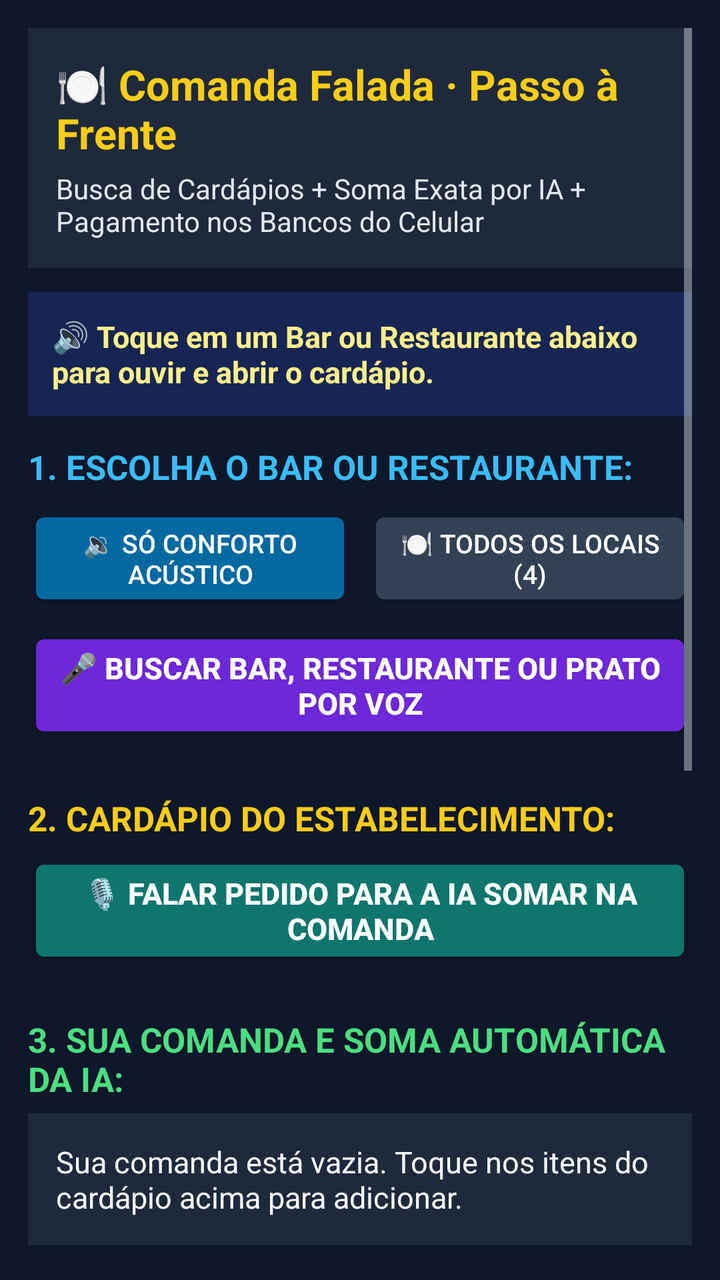
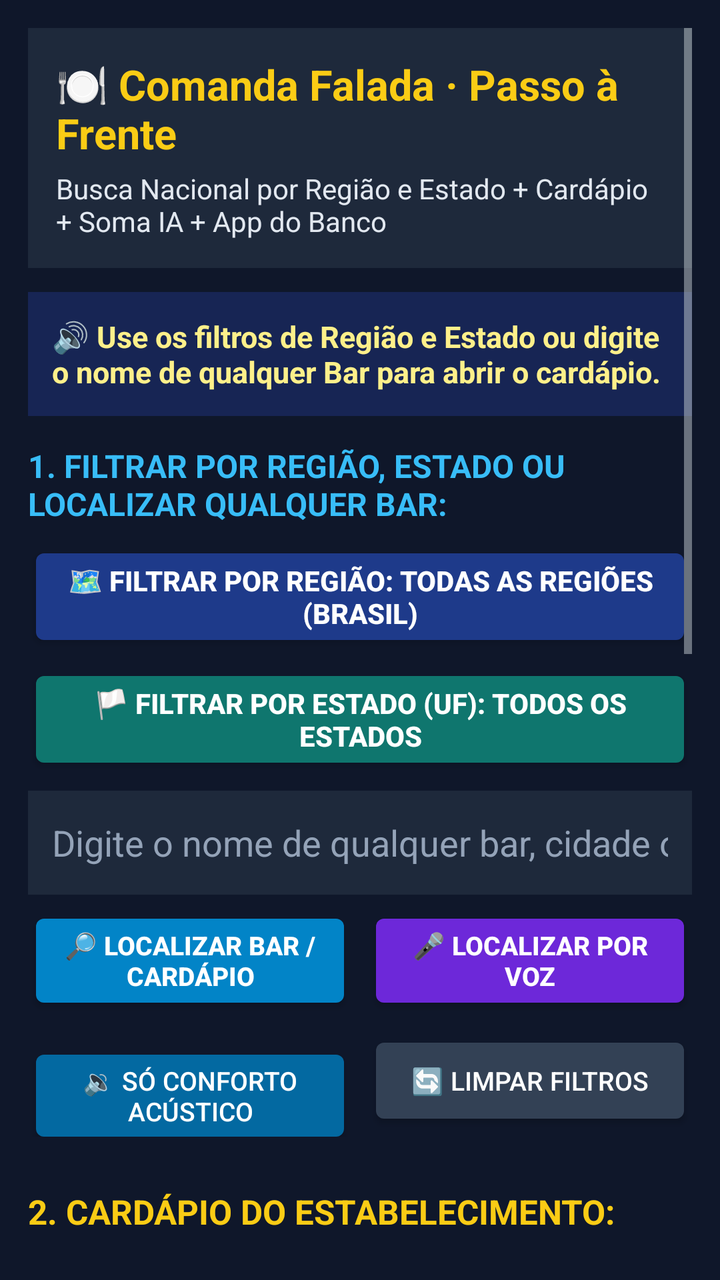

Before-and-after screenshots of an Android layout around one commit, followed by the original layout XML and the change that was made.
<!-- AndroidManifest.xml: application theme android:Theme.DeviceDefault.NoActionBar -->
<!-- res/layout/activity_main.xml -->
<?xml version="1.0" encoding="utf-8"?>
<ScrollView xmlns:android="http://schemas.android.com/apk/res/android"
    android:layout_width="match_parent"
    android:layout_height="match_parent"
    android:padding="14dp"
    android:background="#0F172A">

    <LinearLayout
        android:layout_width="match_parent"
        android:layout_height="wrap_content"
        android:orientation="vertical">

        
        <LinearLayout
            android:layout_width="match_parent"
            android:layout_height="wrap_content"
            android:orientation="vertical"
            android:background="#1E293B"
            android:padding="14dp"
            android:layout_marginBottom="12dp">

            <TextView
                android:id="@+id/tvTitulo"
                android:layout_width="match_parent"
                android:layout_height="wrap_content"
                android:text="🍽️ Comanda Falada · Passo à Frente"
                android:textSize="21sp"
                android:textStyle="bold"
                android:textColor="#FACC15"
                android:contentDescription="Aplicativo Comanda Falada, Passo à Frente. Busca de cardápios em bares e restaurantes, soma inteligente da comanda e pagamento Pix nos bancos do celular." />

            <TextView
                android:id="@+id/tvSubtitulo"
                android:layout_width="match_parent"
                android:layout_height="wrap_content"
                android:text="Busca de Cardápios + Soma Exata por IA + Pagamento nos Bancos do Celular"
                android:textSize="14sp"
                android:textColor="#E2E8F0"
                android:layout_marginTop="4dp" />
        </LinearLayout>

        
        <TextView
            android:id="@+id/tvResultado"
            android:layout_width="match_parent"
            android:layout_height="wrap_content"
            android:background="#172554"
            android:padding="12dp"
            android:text="🔊 Toque em um Bar ou Restaurante abaixo para ouvir e abrir o cardápio."
            android:textSize="15sp"
            android:textStyle="bold"
            android:textColor="#FEF08A"
            android:accessibilityLiveRegion="polite"
            android:layout_marginBottom="14dp" />

        
        <TextView
            android:layout_width="match_parent"
            android:layout_height="wrap_content"
            android:text="1. ESCOLHA O BAR OU RESTAURANTE:"
            android:textSize="17sp"
            android:textStyle="bold"
            android:textColor="#38BDF8"
            android:layout_marginBottom="8dp" />

        <LinearLayout
            android:layout_width="match_parent"
            android:layout_height="wrap_content"
            android:orientation="horizontal"
            android:layout_marginBottom="8dp">

            <Button
                android:id="@+id/btnFiltroAcustico"
                android:layout_width="0dp"
                android:layout_height="wrap_content"
                android:layout_weight="1"
                android:minHeight="52dp"
                android:text="🔉 Só Conforto Acústico"
                android:textSize="13sp"
                android:textColor="#FFFFFF"
                android:backgroundTint="#0369A1"
                android:layout_marginEnd="4dp" />

            <Button
                android:id="@+id/btnFiltroTodos"
                android:layout_width="0dp"
                android:layout_height="wrap_content"
                android:layout_weight="1"
                android:minHeight="52dp"
                android:text="🍽️ Todos os Locais (4)"
                android:textSize="13sp"
                android:textColor="#FFFFFF"
                android:backgroundTint="#334155"
                android:layout_marginStart="4dp" />
        </LinearLayout>

        <Button
            android:id="@+id/btnBuscarVozLocal"
            android:layout_width="match_parent"
            android:layout_height="wrap_content"
            android:minHeight="54dp"
            android:text="🎤 Buscar Bar, Restaurante ou Prato por Voz"
            android:textSize="15sp"
            android:textStyle="bold"
            android:textColor="#FFFFFF"
            android:backgroundTint="#6D28D9"
            android:layout_marginBottom="10dp" />

        
        <LinearLayout
            android:id="@+id/containerEstabelecimentos"
            android:layout_width="match_parent"
            android:layout_height="wrap_content"
            android:orientation="vertical"
            android:layout_marginBottom="16dp" />

        
        <TextView
            android:id="@+id/tvTituloCardapio"
            android:layout_width="match_parent"
            android:layout_height="wrap_content"
            android:text="2. CARDÁPIO DO ESTABELECIMENTO:"
            android:textSize="17sp"
            android:textStyle="bold"
            android:textColor="#FACC15"
            android:layout_marginBottom="6dp" />

        <Button
            android:id="@+id/btnPedirPorVoz"
            android:layout_width="match_parent"
            android:layout_height="wrap_content"
            android:minHeight="54dp"
            android:text="🎙️ Falar Pedido para a IA Somar na Comanda"
            android:textSize="15sp"
            android:textStyle="bold"
            android:textColor="#FFFFFF"
            android:backgroundTint="#0F766E"
            android:layout_marginBottom="8dp" />

        
        <LinearLayout
            android:id="@+id/containerCardapio"
            android:layout_width="match_parent"
            android:layout_height="wrap_content"
            android:orientation="vertical"
            android:layout_marginBottom="16dp" />

        
        <TextView
            android:layout_width="match_parent"
            android:layout_height="wrap_content"
            android:text="3. SUA COMANDA E SOMA AUTOMÁTICA DA IA:"
            android:textSize="17sp"
            android:textStyle="bold"
            android:textColor="#4ADE80"
            android:layout_marginBottom="6dp" />

        <TextView
            android:id="@+id/tvResumoComanda"
            android:layout_width="match_parent"
            android:layout_height="wrap_content"
            android:background="#1E293B"
            android:padding="14dp"
            android:text="Sua comanda está vazia. Toque nos itens do cardápio acima para adicionar."
            android:textSize="15sp"
            android:textColor="#F8FAFC"
            android:layout_marginBottom="8dp" />

        <LinearLayout
            android:layout_width="match_parent"
            android:layout_height="wrap_content"
            android:orientation="horizontal"
            android:layout_marginBottom="10dp">

            <Button
                android:id="@+id/btnOuvirComanda"
                android:layout_width="0dp"
                android:layout_height="wrap_content"
                android:layout_weight="1"
                android:minHeight="52dp"
                android:text="🔊 Ouvir Soma"
                android:textSize="14sp"
                android:textColor="#FFFFFF"
                android:backgroundTint="#1D4ED8"
                android:layout_marginEnd="4dp" />

            <Button
                android:id="@+id/btnAlterarTeto"
                android:layout_width="0dp"
                android:layout_height="wrap_content"
                android:layout_weight="1"
                android:minHeight="52dp"
                android:text="🎯 Teto: R$ 100"
                android:textSize="14sp"
                android:textColor="#FFFFFF"
                android:backgroundTint="#4338CA"
                android:layout_marginStart="4dp"
                android:layout_marginEnd="4dp" />

            <Button
                android:id="@+id/btnLimparComanda"
                android:layout_width="0dp"
                android:layout_height="wrap_content"
                android:layout_weight="1"
                android:minHeight="52dp"
                android:text="🗑️ Limpar"
                android:textSize="14sp"
                android:textColor="#FFFFFF"
                android:backgroundTint="#991B1B"
                android:layout_marginStart="4dp" />
        </LinearLayout>

        
        <TextView
            android:layout_width="match_parent"
            android:layout_height="wrap_content"
            android:text="4. PAGAMENTO PIX NOS BANCOS DO SEU CELULAR:"
            android:textSize="17sp"
            android:textStyle="bold"
            android:textColor="#FACC15"
            android:layout_marginBottom="6dp" />

        <Button
            android:id="@+id/btnPagarBanco"
            android:layout_width="match_parent"
            android:layout_height="wrap_content"
            android:minHeight="64dp"
            android:text="🏦 COPIAR PIX E ABRIR APP DO BANCO NO CELULAR"
            android:textSize="16sp"
            android:textStyle="bold"
            android:textColor="#FFFFFF"
            android:backgroundTint="#15803D"
            android:layout_marginBottom="8dp" />

        <LinearLayout
            android:id="@+id/containerBancosInstalados"
            android:layout_width="match_parent"
            android:layout_height="wrap_content"
            android:orientation="vertical"
            android:layout_marginBottom="18dp" />

        
        <TextView
            android:layout_width="match_parent"
            android:layout_height="wrap_content"
            android:text="5. CASOS DE TESTE DA DISCIPLINA (AI4GOOD):"
            android:textSize="15sp"
            android:textStyle="bold"
            android:textColor="#94A3B8"
            android:layout_marginBottom="6dp" />

        <Button
            android:id="@+id/btnCaso1"
            android:layout_width="match_parent"
            android:layout_height="wrap_content"
            android:minHeight="48dp"
            android:text="Caso 1: Buscar Bar com Conforto Acústico"
            android:textSize="14sp"
            android:textColor="#FFFFFF"
            android:backgroundTint="#334155"
            android:layout_marginBottom="6dp" />

        <Button
            android:id="@+id/btnCaso2"
            android:layout_width="match_parent"
            android:layout_height="wrap_content"
            android:minHeight="48dp"
            android:text="Caso 2: Pedido Caldinho + Suco (R$ 22,00) e Pix"
            android:textSize="14sp"
            android:textColor="#FFFFFF"
            android:backgroundTint="#334155"
            android:layout_marginBottom="6dp" />

        <Button
            android:id="@+id/btnCaso3"
            android:layout_width="match_parent"
            android:layout_height="wrap_content"
            android:minHeight="48dp"
            android:text="Caso 3: Testar Ruído de Bar (Onde a IA Erra)"
            android:textSize="14sp"
            android:textColor="#FFFFFF"
            android:backgroundTint="#334155"
            android:layout_marginBottom="16dp" />

    </LinearLayout>
</ScrollView>
<!-- resources referenced by this layout -->
<resources>

</resources>

<!-- the commit's change to res/layout/activity_main.xml (unified diff, before → after) -->
@@ -27,13 +27,13 @@
                 android:textSize="21sp"
                 android:textStyle="bold"
                 android:textColor="#FACC15"
-                android:contentDescription="Aplicativo Comanda Falada, Passo à Frente. Busca de cardápios em bares e restaurantes, soma inteligente da comanda e pagamento Pix nos bancos do celular." />
+                android:contentDescription="Aplicativo Comanda Falada, Passo à Frente. Localize qualquer bar ou restaurante do Brasil com filtro por região e por estado, ouça o cardápio, some a comanda pela IA e pague nos bancos do celular." />
 
             <TextView
                 android:id="@+id/tvSubtitulo"
                 android:layout_width="match_parent"
                 android:layout_height="wrap_content"
-                android:text="Busca de Cardápios + Soma Exata por IA + Pagamento nos Bancos do Celular"
+                android:text="Busca Nacional por Região e Estado + Cardápio + Soma IA + App do Banco"
                 android:textSize="14sp"
                 android:textColor="#E2E8F0"
                 android:layout_marginTop="4dp" />
@@ -46,7 +46,7 @@
             android:layout_height="wrap_content"
             android:background="#172554"
             android:padding="12dp"
-            android:text="🔊 Toque em um Bar ou Restaurante abaixo para ouvir e abrir o cardápio."
+            android:text="🔊 Use os filtros de Região e Estado ou digite o nome de qualquer Bar para abrir o cardápio."
             android:textSize="15sp"
             android:textStyle="bold"
             android:textColor="#FEF08A"
@@ -57,11 +57,52 @@
         <TextView
             android:layout_width="match_parent"
             android:layout_height="wrap_content"
-            android:text="1. ESCOLHA O BAR OU RESTAURANTE:"
-            android:textSize="17sp"
+            android:text="1. FILTRAR POR REGIÃO, ESTADO OU LOCALIZAR QUALQUER BAR:"
+            android:textSize="16sp"
             android:textStyle="bold"
             android:textColor="#38BDF8"
             android:layout_marginBottom="8dp" />
+
+        
+        <Button
+            android:id="@+id/btnFiltroRegiao"
+            android:layout_width="match_parent"
+            android:layout_height="wrap_content"
+            android:minHeight="54dp"
+            android:text="🗺️ Filtrar por Região: Todas as Regiões (Brasil)"
+            android:textSize="14sp"
+            android:textStyle="bold"
+            android:textColor="#FFFFFF"
+            android:backgroundTint="#1E3A8A"
+            android:layout_marginBottom="6dp" />
+
+        <Button
+            android:id="@+id/btnFiltroEstado"
+            android:layout_width="match_parent"
+            android:layout_height="wrap_content"
+            android:minHeight="54dp"
+            android:text="🏳️ Filtrar por Estado (UF): Todos os Estados"
+            android:textSize="14sp"
+            android:textStyle="bold"
+            android:textColor="#FFFFFF"
+            android:backgroundTint="#0F766E"
+            android:layout_marginBottom="8dp" />
+
+        
+        <EditText
+            android:id="@+id/etBuscaQualquerBar"
+            android:layout_width="match_parent"
+            android:layout_height="wrap_content"
+            android:minHeight="52dp"
+            android:hint="Digite o nome de qualquer bar, cidade ou estado..."
+            android:textColor="#FFFFFF"
+            android:textColorHint="#94A3B8"
+            android:background="#1E293B"
+            android:padding="12dp"
+            android:singleLine="true"
+            android:inputType="text"
+            android:contentDescription="Caixa de texto para localizar qualquer bar, restaurante, bairro ou cidade com cardápio disponível"
+            android:layout_marginBottom="6dp" />
 
         <LinearLayout
             android:layout_width="match_parent"
@@ -70,11 +111,45 @@
             android:layout_marginBottom="8dp">
 
             <Button
+                android:id="@+id/btnLocalizarBarTexto"
+                android:layout_width="0dp"
+                android:layout_height="wrap_content"
+                android:layout_weight="1"
+                android:minHeight="54dp"
+                android:text="🔎 Localizar Bar / Cardápio"
+                android:textSize="13sp"
+                android:textStyle="bold"
+                android:textColor="#FFFFFF"
+                android:backgroundTint="#0284C7"
+                android:layout_marginEnd="4dp" />
+
+            <Button
+                android:id="@+id/btnBuscarVozLocal"
+                android:layout_width="0dp"
+                android:layout_height="wrap_content"
+                android:layout_weight="1"
+                android:minHeight="54dp"
+                android:text="🎤 Localizar por Voz"
+                android:textSize="13sp"
+                android:textStyle="bold"
+                android:textColor="#FFFFFF"
+                android:backgroundTint="#6D28D9"
+                android:layout_marginStart="4dp" />
+        </LinearLayout>
+
+        
+        <LinearLayout
+            android:layout_width="match_parent"
+            android:layout_height="wrap_content"
+            android:orientation="horizontal"
+            android:layout_marginBottom="10dp">
+
+            <Button
                 android:id="@+id/btnFiltroAcustico"
                 android:layout_width="0dp"
                 android:layout_height="wrap_content"
                 android:layout_weight="1"
-                android:minHeight="52dp"
+                android:minHeight="50dp"
                 android:text="🔉 Só Conforto Acústico"
                 android:textSize="13sp"
                 android:textColor="#FFFFFF"
@@ -86,25 +161,13 @@
                 android:layout_width="0dp"
                 android:layout_height="wrap_content"
                 android:layout_weight="1"
-                android:minHeight="52dp"
-                android:text="🍽️ Todos os Locais (4)"
+                android:minHeight="50dp"
+                android:text="🔄 Limpar Filtros"
                 android:textSize="13sp"
                 android:textColor="#FFFFFF"
                 android:backgroundTint="#334155"
                 android:layout_marginStart="4dp" />
         </LinearLayout>
-
-        <Button
-            android:id="@+id/btnBuscarVozLocal"
-            android:layout_width="match_parent"
-            android:layout_height="wrap_content"
-            android:minHeight="54dp"
-            android:text="🎤 Buscar Bar, Restaurante ou Prato por Voz"
-            android:textSize="15sp"
-            android:textStyle="bold"
-            android:textColor="#FFFFFF"
-            android:backgroundTint="#6D28D9"
-            android:layout_marginBottom="10dp" />
 
         
         <LinearLayout
